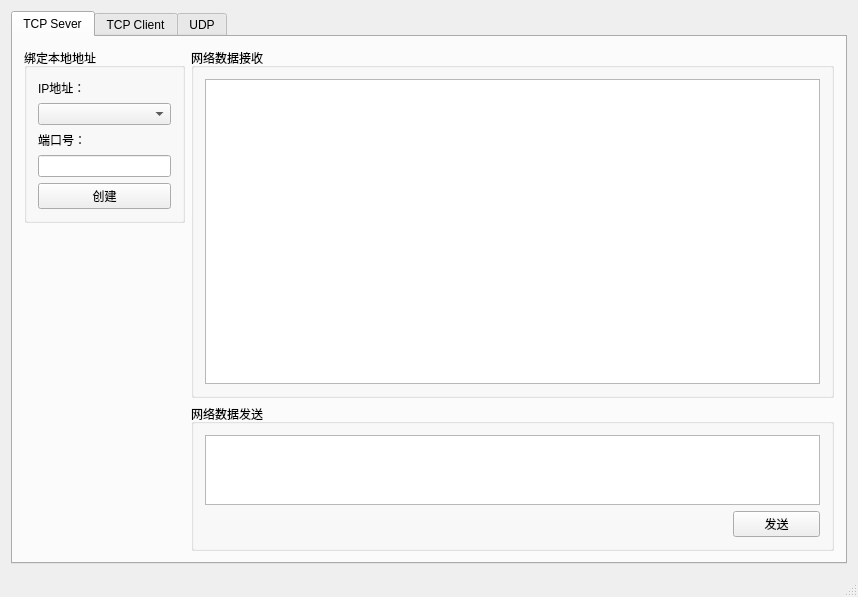
Qt form QtSocketDebug/mainwindow.ui (Philorrine/QtSocketDebug) before a commit.
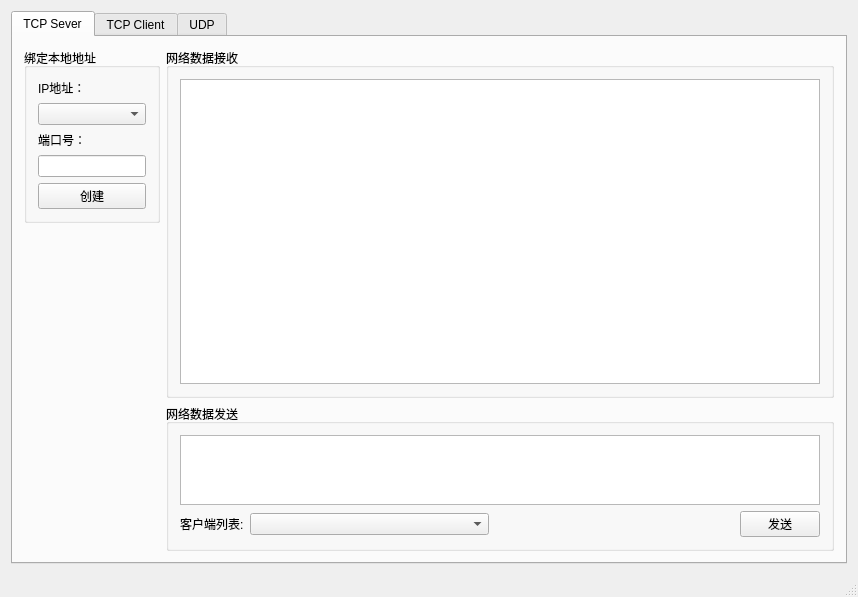
The same form after that commit.

Commit message: Add tcp server send and receive feature

```diff
--- a/QtSocketDebug/mainwindow.ui
+++ b/QtSocketDebug/mainwindow.ui
@@ -27,13 +27,16 @@
        <attribute name="title">
         <string>TCP Sever</string>
        </attribute>
-       <layout class="QGridLayout" name="gridLayout" rowstretch="1,1,3,2,0" columnstretch="1,4">
+       <layout class="QGridLayout" name="gridLayout" rowstretch="1,1,3,2" columnstretch="1,4">
         <item row="0" column="0" rowspan="2">
          <widget class="QGroupBox" name="groupBox_bind">
           <property name="title">
            <string>绑定本地地址</string>
           </property>
           <layout class="QVBoxLayout" name="verticalLayout" stretch="1,1,1,1,1">
+           <property name="sizeConstraint">
+            <enum>QLayout::SetFixedSize</enum>
+           </property>
            <item>
             <widget class="QLabel" name="label_tcpServer_localIP">
              <property name="text">
@@ -52,7 +55,11 @@
             </widget>
            </item>
            <item>
-            <widget class="QLineEdit" name="lineEdit_tcpServer_localPort"/>
+            <widget class="QLineEdit" name="lineEdit_tcpServer_localPort">
+             <property name="inputMask">
+              <string/>
+             </property>
+            </widget>
            </item>
            <item>
             <widget class="QPushButton" name="pushButton_tcpServer_bind">
@@ -81,17 +88,27 @@
           <property name="title">
            <string>网络数据发送</string>
           </property>
-          <layout class="QGridLayout" name="gridLayout_5" columnstretch="6,1">
+          <layout class="QGridLayout" name="gridLayout_5" columnstretch="0,1,1,0">
+           <item row="1" column="0">
+            <widget class="QLabel" name="label_tcpServer_clientList">
+             <property name="text">
+              <string>客户端列表:</string>
+             </property>
+            </widget>
+           </item>
            <item row="1" column="1">
+            <widget class="QComboBox" name="comboBox_tcpServer_clientList"/>
+           </item>
+           <item row="0" column="0" colspan="4">
+            <widget class="QTextEdit" name="textEdit_tcpServer_send"/>
+           </item>
+           <item row="1" column="3">
             <widget class="QPushButton" name="pushButton_tcpServer_send">
              <property name="text">
               <string>发送</string>
              </property>
             </widget>
            </item>
-           <item row="0" column="0" colspan="2">
-            <widget class="QTextEdit" name="textEdit_tcpServer_send"/>
-           </item>
           </layout>
          </widget>
         </item>
```
The commit also changes 10 other files.
